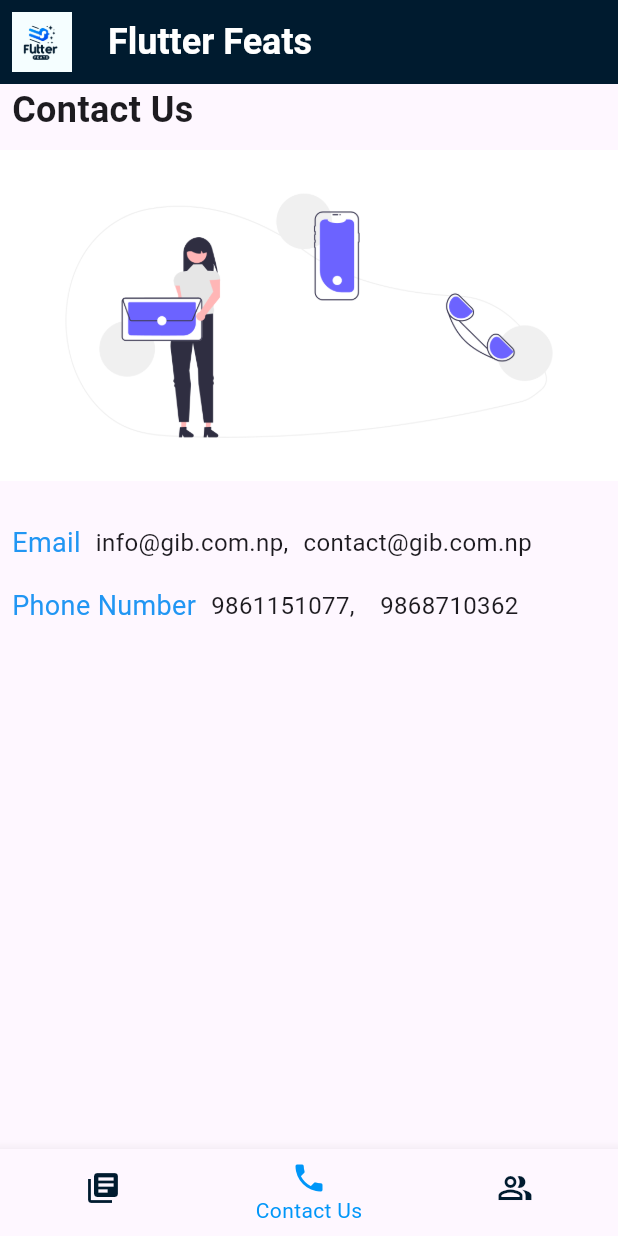
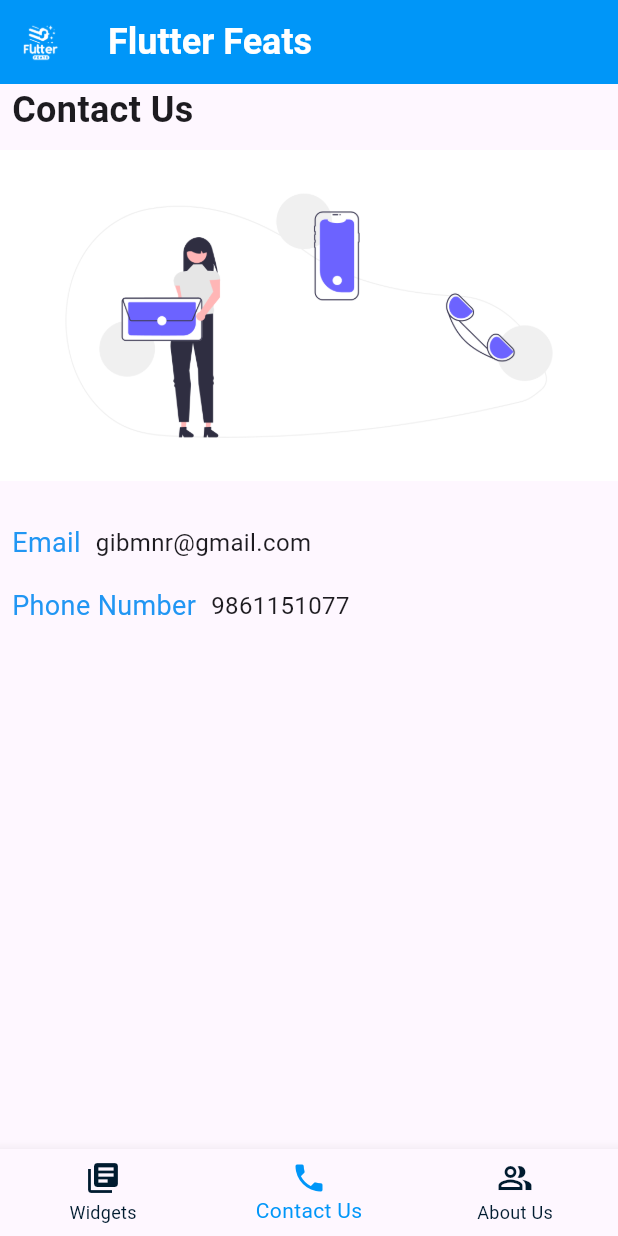
Before and after one commit to shekharjoshi01/flutterfeats, a Flutter app: the screen it shows after launch, item 2 of the bottom bar chosen, on a phone screen of 412 x 824 dp. Run offline on Flutter 3.47's test engine with Material 3 defaults, Android fonts, the phone set to English and light mode, and no system bars; our stand-ins replace animated_splash_screen, lottie; Roboto replaces fonts that are missing (countryName).

Commit message:
Ui updated in Dashboard

```diff
--- a/lib/core/constants/app_strings.dart
+++ b/lib/core/constants/app_strings.dart
@@ -3,10 +3,10 @@ class AppStrings  {
   static String contactUs = "Contact Us";
   static String aboutUs = "About Us";
   static String email = "Email";
-  static String companyEmailOne = "info@gib.com.np,";
+  static String companyEmailOne = "gibmnr@gmail.com";
   static String companyEmailTwo = "contact@gib.com.np";
   static String phoneNumber = "Phone Number";
-  static String companyPhoneNumber = "9861151077,    9868710362";
+  static String companyPhoneNumber = "9861151077";
   static String flutterFeats = "Flutter Feats";
 
 
--- a/lib/feat/contact_us/contact_us.dart
+++ b/lib/feat/contact_us/contact_us.dart
@@ -2,34 +2,46 @@ import 'package:flutter/material.dart';
 import 'package:lottie/lottie.dart';
 
 import '../../core/constants/app_strings.dart';
-
-
 
 class ContactUs extends StatelessWidget {
   const ContactUs({super.key});
 
   @override
   Widget build(BuildContext context) {
-    return Column(crossAxisAlignment: CrossAxisAlignment.start,
+    return Column(
+      crossAxisAlignment: CrossAxisAlignment.start,
       children: [
         Padding(
           padding: const EdgeInsets.symmetric(horizontal: 8.0),
-          child: Text(AppStrings.contactUs,style: TextStyle(fontSize: 24,fontWeight: FontWeight.bold),),
+          child: Text(
+            AppStrings.contactUs,
+            style: TextStyle(fontSize: 24, fontWeight: FontWeight.bold),
+          ),
         ),
-        SizedBox(height: 10,),
-
-Image.asset('assets/contact.png'),
-        SizedBox(height: 20,),
+        SizedBox(
+          height: 10,
+        ),
+        Image.asset('assets/contact.png'),
+        SizedBox(
+          height: 20,
+        ),
         Padding(
           padding: const EdgeInsets.all(8.0),
           child: Row(
             children: [
-
-              Text(AppStrings.email,textAlign: TextAlign.justify,style:TextStyle(fontSize: 18,color: Colors.blue)),
-              SizedBox(width: 10,),
-              Text(AppStrings.companyEmailOne ,textAlign: TextAlign.justify,style:TextStyle(fontSize: 16)),
-              SizedBox(width: 10,),
-              Text(AppStrings.companyEmailTwo ,textAlign: TextAlign.justify,style:TextStyle(fontSize: 16))
+              Text(AppStrings.email,
+                  textAlign: TextAlign.justify,
+                  style: TextStyle(fontSize: 18, color: Colors.blue)),
+              SizedBox(
+                width: 10,
+              ),
+              Text(AppStrings.companyEmailOne,
+                  textAlign: TextAlign.justify, style: TextStyle(fontSize: 16)),
+              SizedBox(
+                width: 10,
+              ),
+              // Text(AppStrings.companyEmailTwo,
+              //     textAlign: TextAlign.justify, style: TextStyle(fontSize: 16))
             ],
           ),
         ),
@@ -37,9 +49,14 @@ Image.asset('assets/contact.png'),
           padding: const EdgeInsets.all(8.0),
           child: Row(
             children: [
-              Text(AppStrings.phoneNumber,textAlign: TextAlign.justify,style:TextStyle(fontSize: 18,color: Colors.blue)),
-              SizedBox(width: 10,),
-              Text(AppStrings.companyPhoneNumber,textAlign: TextAlign.justify,style:TextStyle(fontSize: 16))
+              Text(AppStrings.phoneNumber,
+                  textAlign: TextAlign.justify,
+                  style: TextStyle(fontSize: 18, color: Colors.blue)),
+              SizedBox(
+                width: 10,
+              ),
+              Text(AppStrings.companyPhoneNumber,
+                  textAlign: TextAlign.justify, style: TextStyle(fontSize: 16))
             ],
           ),
         ),
--- a/lib/feat/dashboard.dart
+++ b/lib/feat/dashboard.dart
@@ -29,7 +29,7 @@ class _DashboardState extends State<Dashboard> {
   Widget build(BuildContext context) {
     return Scaffold(
       appBar: AppBar(
-        backgroundColor: AppColors.secondary,
+        backgroundColor: AppColors.primaryBlue,
         title: Text(
           AppStrings.flutterFeats,
           style: TextStyle(
@@ -41,7 +41,7 @@ class _DashboardState extends State<Dashboard> {
         ),
         leading: Padding(
           padding: const EdgeInsets.all(8.0),
-          child: Image.asset("assets/logo.png"),
+          child: Image.asset("assets/logo.png", color: AppColors.white,),
         ),
       ),
       body: Center(
@@ -53,17 +53,14 @@ class _DashboardState extends State<Dashboard> {
             _myIndex = index;
           });
         },
-        showUnselectedLabels: false,
         currentIndex: _myIndex,
         unselectedItemColor: AppColors.secondary,
         selectedItemColor: AppColors.primaryBlue,
+
         items: [
-         // BottomNavigationBarItem(icon: Icon(Icons.home_filled), label: "Home"),
-          BottomNavigationBarItem(
-              icon: Icon(Icons.library_books), label: AppStrings.widgets),
+          BottomNavigationBarItem(icon: Icon(Icons.library_books), label: AppStrings.widgets),
           BottomNavigationBarItem(icon: Icon(Icons.phone), label: AppStrings.contactUs),
-          BottomNavigationBarItem(
-              icon: Icon(Icons.people_alt_outlined), label: AppStrings.aboutUs),
+          BottomNavigationBarItem(icon: Icon(Icons.people_alt_outlined), label: AppStrings.aboutUs),
         ],
       ),
     );
--- a/lib/feat/widget/widget_page.dart
+++ b/lib/feat/widget/widget_page.dart
@@ -42,6 +42,9 @@ return ListView.builder(
       child: Padding(
         padding: const EdgeInsets.all(8.0),
         child: Card(
+          elevation: 4,
+          color: AppColors.white,
+          surfaceTintColor: AppColors.primaryBlue,
           child: Center(
             child: Text(
               topicList[index],
--- a/lib/main.dart
+++ b/lib/main.dart
@@ -13,6 +13,9 @@ class MyApp extends StatelessWidget {
   Widget build(BuildContext context) {
     return MaterialApp(
       home: SplashScreen(),
+      theme: ThemeData(
+        useMaterial3: true
+      ),
       debugShowCheckedModeBanner: false,
     );
   }
```
Also changed, not shown: assets/logo.png.
